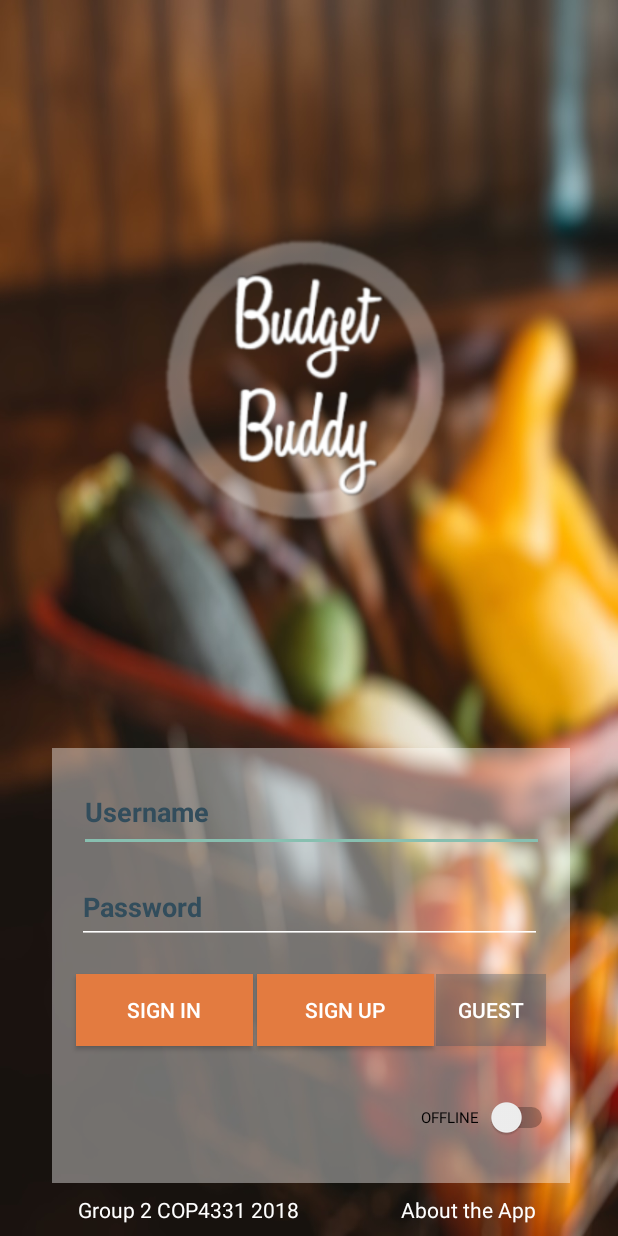
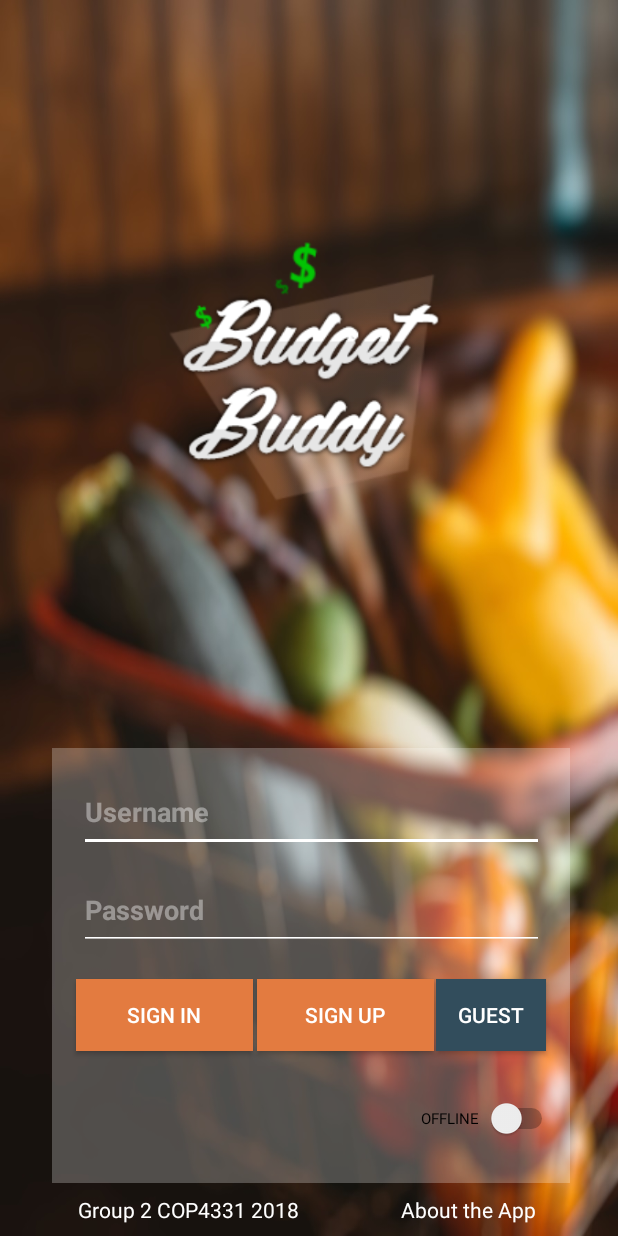
Before and after one commit to Visteus/Shopping-Manager, an Android app: the screen it shows after launch (MainActivity), on a phone screen of 412 x 824 dp. Run offline under Robolectric (Android 15) with nearby library versions, the phone set to English and light mode, and no system bars; our stand-ins replace ButterKnife.

Commit message:
1st stages of getting sign up page user info packaged as json packages. Next to get eveything else polished + user login etc..

```diff
--- a/mobile_app/app/build.gradle
+++ b/mobile_app/app/build.gradle
@@ -21,6 +21,7 @@ android {
 dependencies {
     implementation fileTree(dir: 'libs', include: ['*.jar'])
     implementation 'com.android.support:appcompat-v7:28.0.0-alpha1'
+    implementation 'com.android.volley:volley:1.1.0'
     implementation 'com.android.support.constraint:constraint-layout:1.1.2'
     testImplementation 'junit:junit:4.12'
     androidTestImplementation 'com.android.support.test:runner:1.0.2'
--- a/mobile_app/app/src/main/AndroidManifest.xml
+++ b/mobile_app/app/src/main/AndroidManifest.xml
@@ -1,6 +1,8 @@
 <?xml version="1.0" encoding="utf-8"?>
 <manifest xmlns:android="http://schemas.android.com/apk/res/android"
     package="com.idk.www.mobileapp">
+
+    <uses-permission android:name="android.permission.INTERNET"></uses-permission>
 
     <application
         android:allowBackup="true"
@@ -18,7 +20,7 @@
         </activity>
         <activity android:name=".SignupActivity" />
         <activity android:name=".AboutPage" />
-        <activity android:name=".Guest"/>
+        <activity android:name=".Guest"></activity>
     </application>
 
 </manifest>
--- a/mobile_app/app/src/main/java/com/idk/www/mobileapp/Guest.java
+++ b/mobile_app/app/src/main/java/com/idk/www/mobileapp/Guest.java
@@ -1,10 +1,8 @@
 package com.idk.www.mobileapp;
 
 import android.content.Intent;
+import android.support.v7.app.AppCompatActivity;
 import android.os.Bundle;
-
-import android.support.v7.app.AppCompatActivity;
-
 import android.view.View;
 import android.widget.Button;
 
@@ -26,5 +24,4 @@ public class Guest extends AppCompatActivity {
         finish();
         startActivity(bakhomepage);
     }
-
 }
--- a/mobile_app/app/src/main/java/com/idk/www/mobileapp/MainActivity.java
+++ b/mobile_app/app/src/main/java/com/idk/www/mobileapp/MainActivity.java
@@ -8,6 +8,7 @@ import android.util.Log;
 import android.view.View;
 import android.widget.Button;
 import android.widget.EditText;
+import android.widget.Switch;
 import android.widget.TextView;
 import android.widget.Toast;
 import android.content.Intent;
@@ -17,11 +18,7 @@ import butterknife.BindView;
 
 public class MainActivity extends AppCompatActivity {
 
-   // @BindView(R.id.input_name) EditText nameinput;
-   // @BindView(R.id.input_psw) EditText pswinput;
-  //  @BindView(R.id.input_signup) EditText signupinput;
-   // @BindView(R.id.input_login) EditText logininput;
-
+    private Button btnsignin;
     private Button btnsignup;
     private Button btnguest;
 
@@ -29,12 +26,14 @@ public class MainActivity extends AppCompatActivity {
     protected void onCreate(Bundle savedInstanceState) {
         super.onCreate(savedInstanceState);
         setContentView(R.layout.activity_main);
-        ButterKnife.bind(this);
+        //ButterKnife.bind(this);
 
+        final EditText textsignin = (EditText) findViewById(R.id.loginname);
+        final EditText pswsignin = (EditText) findViewById(R.id.loginpsw);
+        final Switch offlinemode = (Switch) findViewById(R.id.offlineswitch);
+        btnsignin = (Button) findViewById(R.id.signinbtn);
         btnsignup = (Button) findViewById(R.id.signupbtn);
         btnguest = (Button) findViewById(R.id.guestbtn);
-        TextView textsignin =(TextView) findViewById(R.id.textView3);
-
     }
 
     public void onsignupclick(View v) {
--- a/mobile_app/app/src/main/res/layout/activity_main.xml
+++ b/mobile_app/app/src/main/res/layout/activity_main.xml
@@ -53,14 +53,15 @@
         android:layout_marginLeft="8dp"
         android:layout_marginRight="8dp"
         android:layout_marginStart="8dp"
-        android:background="@color/coloropaquewhite"
+        android:background="@color/colorveryopaquewhite"
         app:layout_constraintBottom_toTopOf="@+id/textView"
         app:layout_constraintEnd_toEndOf="parent"
         app:layout_constraintHorizontal_bias="0.521"
         app:layout_constraintStart_toStartOf="parent">
 
         <EditText
-            android:id="@+id/editText3"
+            android:id="@+id/loginname"
+            style="@style/Widget.AppCompat.EditText"
             android:layout_width="310dp"
             android:layout_height="53dp"
             android:layout_marginEnd="8dp"
@@ -78,9 +79,9 @@
             app:layout_constraintTop_toTopOf="parent" />
 
         <EditText
-            android:id="@+id/editText4"
+            android:id="@+id/loginpsw"
             android:layout_width="310dp"
-            android:layout_height="49dp"
+            android:layout_height="53dp"
             android:layout_marginEnd="8dp"
             android:layout_marginLeft="8dp"
             android:layout_marginRight="8dp"
@@ -92,9 +93,8 @@
             android:textColor="@color/colorwhite"
             android:textStyle="bold"
             app:layout_constraintEnd_toEndOf="parent"
-            app:layout_constraintHorizontal_bias="0.454"
             app:layout_constraintStart_toStartOf="parent"
-            app:layout_constraintTop_toBottomOf="@+id/editText3" />
+            app:layout_constraintTop_toBottomOf="@+id/loginname" />
 
         <Button
             android:id="@+id/signinbtn"
@@ -109,7 +109,7 @@
             android:textColor="@color/colorwhite"
             app:layout_constraintBottom_toBottomOf="parent"
             app:layout_constraintStart_toStartOf="parent"
-            app:layout_constraintTop_toBottomOf="@+id/editText4"
+            app:layout_constraintTop_toBottomOf="@+id/loginpsw"
             app:layout_constraintVertical_bias="0.125" />
 
         <Button
@@ -130,7 +130,7 @@
             app:layout_constraintEnd_toStartOf="@+id/guestbtn"
             app:layout_constraintHorizontal_bias="0.48"
             app:layout_constraintStart_toEndOf="@+id/signinbtn"
-            app:layout_constraintTop_toBottomOf="@+id/editText4"
+            app:layout_constraintTop_toBottomOf="@+id/loginpsw"
             app:layout_constraintVertical_bias="0.125" />
 
         <Button
@@ -141,17 +141,17 @@
             android:layout_marginEnd="16dp"
             android:layout_marginRight="16dp"
             android:layout_marginTop="8dp"
-            android:background="@color/coloropaqueblue"
+            android:background="@color/colordarkblue"
             android:onClick="onguestpageclick"
             android:text="@string/guest"
             android:textColor="@color/colorwhite"
             app:layout_constraintBottom_toBottomOf="parent"
             app:layout_constraintEnd_toEndOf="parent"
-            app:layout_constraintTop_toBottomOf="@+id/editText4"
+            app:layout_constraintTop_toBottomOf="@+id/loginpsw"
             app:layout_constraintVertical_bias="0.125" />
 
         <Switch
-            android:id="@+id/switch1"
+            android:id="@+id/offlineswitch"
             android:layout_width="91dp"
             android:layout_height="35dp"
             android:layout_marginBottom="8dp"
@@ -167,7 +167,7 @@
             app:layout_constraintEnd_toEndOf="parent"
             app:layout_constraintHorizontal_bias="1.0"
             app:layout_constraintStart_toStartOf="parent"
-            app:layout_constraintTop_toBottomOf="@+id/editText4"
+            app:layout_constraintTop_toBottomOf="@+id/loginpsw"
             app:layout_constraintVertical_bias="0.834" />
     </android.support.constraint.ConstraintLayout>
 
--- a/mobile_app/app/src/main/res/values/colors.xml
+++ b/mobile_app/app/src/main/res/values/colors.xml
@@ -9,5 +9,6 @@
     <color name="colorsoftgreen">#88BFB0</color>
     <color name="colorwhite">#ffffff</color>
     <color name="coloropaquewhite">#66ffffff</color>
+    <color name="colorveryopaquewhite">#40ffffff</color>
     <color name="coloropaqueblue">#4d324D5C</color>
 </resources>
--- a/mobile_app/app/src/main/res/values/strings.xml
+++ b/mobile_app/app/src/main/res/values/strings.xml
@@ -11,6 +11,7 @@
     <string name="address">Address</string>
     <string name="aboutpage">About the App</string>
     <string name="back">Go Back</string>
+    <string name="register">Register</string>
     <string name="title_activity_guest">Guest</string>
 
 </resources>
--- a/mobile_app/app/src/main/res/values/styles.xml
+++ b/mobile_app/app/src/main/res/values/styles.xml
@@ -6,10 +6,10 @@
         <item name="colorPrimary">@color/colorPrimary</item>
         <item name="colorPrimaryDark">@color/colorPrimaryDark</item>
         <item name="colorAccent">@color/colorAccent</item>
-        <item name="android:textColorHint">@color/colordarkblue</item>
+        <item name="android:textColorHint">@color/coloropaquewhite</item>
         <item name="android:textColor">@color/colorwhite</item>
         <item name="colorControlNormal">@color/colorwhite</item>
-        <item name="colorControlActivated">@color/colorsoftgreen</item>
+        <item name="colorControlActivated">@color/colorwhite</item>
         <item name="colorControlHighlight">@color/colororange</item>
     </style>
 
```
Also changed, not shown: mobile_app/app/src/main/java/com/idk/www/mobileapp/SignupActivity.java (+55 -1 lines), mobile_app/app/src/main/java/com/idk/www/mobileapp/SignupRequest.java (added, +27 -0 lines), mobile_app/app/src/main/res/layout/activity_guest.xml (+32 -23 lines), mobile_app/app/src/main/res/layout/activity_signup.xml (+21 -13 lines), mobile_app/app/src/main/res/drawable/app_title.png.
